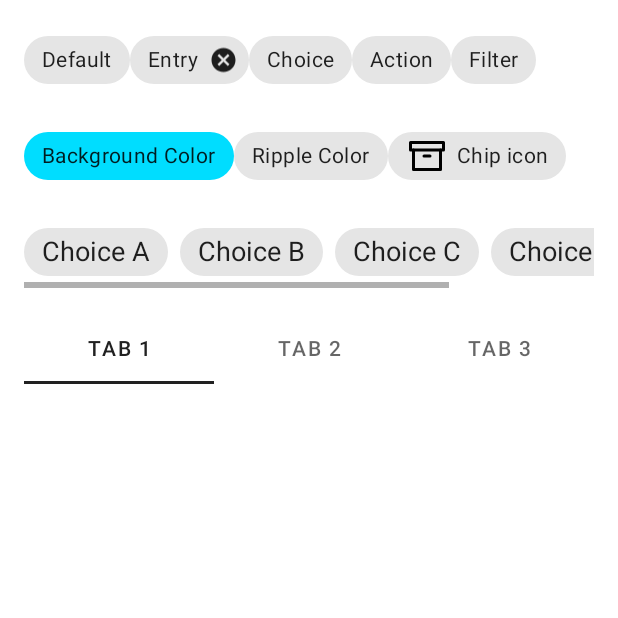
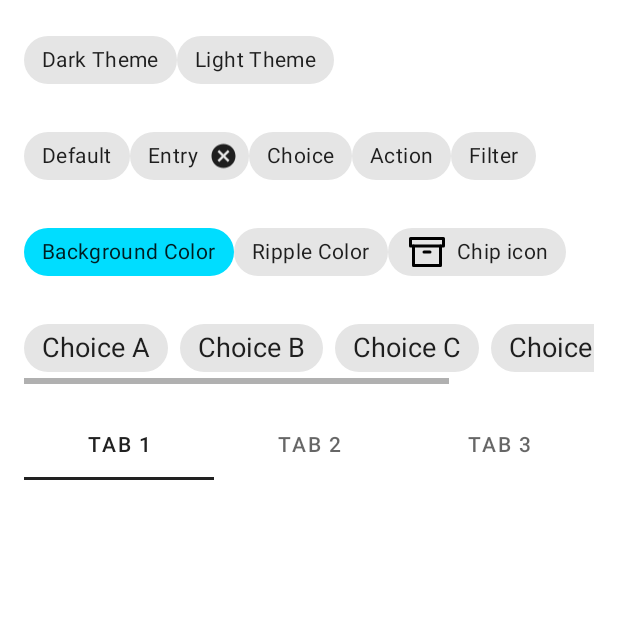
Before and after one commit to MMN95/AndroidMaterialDesign, an Android app: the screen it shows after launch (MainActivity), after a tap on "Настройки", on a phone screen of 412 x 824 dp, the top half of it. Run offline under Robolectric (Android 15) with nearby library versions, the phone set to English and light mode, and no system bars; libraries missing offline, so code that uses them is left out: coil.api.load; pictures from the network do not load; Roboto replaces fonts that are not available here; 1 statement that could not run was skipped.

Commit message:
-Учтены замечания ко 2-му уроку (добавлено изменение темы на светлую или темную)

```diff
--- a/app/src/main/AndroidManifest.xml
+++ b/app/src/main/AndroidManifest.xml
@@ -10,7 +10,7 @@
         android:label="@string/app_name"
         android:roundIcon="@mipmap/ic_launcher_round"
         android:supportsRtl="true"
-        android:theme="@style/Theme.AndroidMaterialDesign">
+        android:theme="@style/Theme.AndroidMaterialDesign.Dark">
         <activity android:name=".view.MainActivity">
             <intent-filter>
                 <action android:name="android.intent.action.MAIN" />
--- a/app/src/main/java/ru/mmn/androidmaterialdesign/view/MainActivity.kt
+++ b/app/src/main/java/ru/mmn/androidmaterialdesign/view/MainActivity.kt
@@ -2,13 +2,26 @@ package ru.mmn.androidmaterialdesign.view
 
 import androidx.appcompat.app.AppCompatActivity
 import android.os.Bundle
+import android.view.View
 import ru.mmn.androidmaterialdesign.R
+import ru.mmn.androidmaterialdesign.databinding.ActivityMainBinding
 import ru.mmn.androidmaterialdesign.view.picture.PODFragment
 
-class MainActivity : AppCompatActivity() {
+const val themeDark = 1
+const val themeLight = 2
+
+class MainActivity : AppCompatActivity(), View.OnClickListener {
+
+    private val KEY_SP = "sp"
+    private val KEY_CURRENT_THEME = "current_theme"
+
+    private lateinit var binding: ActivityMainBinding
+
     override fun onCreate(savedInstanceState: Bundle?) {
         super.onCreate(savedInstanceState)
-        setContentView(R.layout.activity_main)
+        setTheme(getRealStyle(getCurrentTheme()))
+        binding = ActivityMainBinding.inflate(layoutInflater)
+        setContentView(binding.root)
 
         if (savedInstanceState == null) {
             supportFragmentManager.beginTransaction()
@@ -16,4 +29,33 @@ class MainActivity : AppCompatActivity() {
                 .commit()
         }
     }
+
+    override fun onClick(v: View) {
+        when (v.id) {
+            R.id.darkThemeChip -> setCurrentTheme(themeDark)
+            R.id.lightThemeChip -> setCurrentTheme(themeLight)
+        }
+        recreate()
+    }
+
+    fun setCurrentTheme(currentTheme: Int) {
+        val sharedPreferences = getSharedPreferences(KEY_SP, MODE_PRIVATE)
+        val editor = sharedPreferences.edit()
+        editor.putInt(KEY_CURRENT_THEME, currentTheme)
+        editor.apply()
+    }
+
+    fun getCurrentTheme(): Int {
+        val sharedPreferences = getSharedPreferences(KEY_SP, MODE_PRIVATE)
+        return sharedPreferences.getInt(KEY_CURRENT_THEME, -1)
+    }
+
+    private fun getRealStyle(currentTheme: Int): Int {
+        return when (currentTheme) {
+            themeDark -> R.style.Theme_AndroidMaterialDesign_Dark
+            themeLight -> R.style.Theme_AndroidMaterialDesign_Light
+            else -> 0
+        }
+    }
+
 }
--- a/app/src/main/java/ru/mmn/androidmaterialdesign/view/picture/PODFragment.kt
+++ b/app/src/main/java/ru/mmn/androidmaterialdesign/view/picture/PODFragment.kt
@@ -5,14 +5,12 @@ import android.net.Uri
 import android.os.Bundle
 import android.view.*
 import android.widget.Toast
-import androidx.constraintlayout.widget.ConstraintLayout
 import androidx.core.content.ContextCompat
 import androidx.fragment.app.Fragment
 import androidx.lifecycle.Observer
 import androidx.lifecycle.ViewModelProvider
 import coil.api.load
 import com.google.android.material.bottomappbar.BottomAppBar
-import com.google.android.material.bottomsheet.BottomSheetBehavior
 import ru.mmn.androidmaterialdesign.R
 import ru.mmn.androidmaterialdesign.databinding.FragmentMainBinding
 import ru.mmn.androidmaterialdesign.view.MainActivity
@@ -21,8 +19,6 @@ import ru.mmn.androidmaterialdesign.viewmodel.PODData
 import ru.mmn.androidmaterialdesign.viewmodel.PODViewModel
 
 class PODFragment : Fragment() {
-
-    private lateinit var bottomSheetBehavior: BottomSheetBehavior<ConstraintLayout>
     private var _binding: FragmentMainBinding? = null
     private val binding: FragmentMainBinding
         get() {
--- a/app/src/main/java/ru/mmn/androidmaterialdesign/view/settings/SettingsFragment.kt
+++ b/app/src/main/java/ru/mmn/androidmaterialdesign/view/settings/SettingsFragment.kt
@@ -1,20 +1,34 @@
 package ru.mmn.androidmaterialdesign.view.settings
 
+import android.content.Context
 import android.os.Bundle
 import android.view.LayoutInflater
 import android.view.View
 import android.view.ViewGroup
 import android.widget.Toast
+import androidx.core.view.get
 import androidx.fragment.app.Fragment
 import com.google.android.material.chip.Chip
+import ru.mmn.androidmaterialdesign.R
 import ru.mmn.androidmaterialdesign.databinding.FragmentSettingsBinding
+import ru.mmn.androidmaterialdesign.view.MainActivity
+import ru.mmn.androidmaterialdesign.view.themeDark
+import ru.mmn.androidmaterialdesign.view.themeLight
 
-class SettingsFragment : Fragment() {
+class SettingsFragment : Fragment(), View.OnClickListener {
+
+    private lateinit var parentActivity: MainActivity
+
     private var _binding: FragmentSettingsBinding? = null
     private val binding: FragmentSettingsBinding
         get() {
             return _binding!!
         }
+
+    override fun onAttach(context: Context) {
+        super.onAttach(context)
+        parentActivity = requireActivity() as MainActivity
+    }
 
     override fun onCreateView(
         inflater: LayoutInflater,
@@ -41,5 +55,21 @@ class SettingsFragment : Fragment() {
                 Toast.makeText(context, "Выбран ${it.text}", Toast.LENGTH_SHORT).show()
             }
         }
+        binding.darkThemeChip.setOnClickListener(this)
+        binding.lightThemeChip.setOnClickListener(this)
+    }
+
+    override fun onClick(v: View) {
+        when (v.id) {
+            R.id.darkThemeChip -> {
+                parentActivity.setCurrentTheme(themeDark)
+                parentActivity.recreate()
+            }
+            R.id.lightThemeChip -> {
+                parentActivity.setCurrentTheme(themeLight)
+                parentActivity.recreate()
+            }
+        }
+
     }
 }
--- a/app/src/main/res/layout/fragment_main.xml
+++ b/app/src/main/res/layout/fragment_main.xml
@@ -57,7 +57,6 @@
         android:layout_width="match_parent"
         android:layout_height="wrap_content"
         android:layout_gravity="bottom"
-        app:backgroundTint="@color/colorPrimary"
         app:fabAlignmentMode="center"
         app:fabCradleMargin="@dimen/fabCradleMargin"
         app:fabCradleRoundedCornerRadius="@dimen/fabCradleRoundedCornerRadius"
--- a/app/src/main/res/layout/fragment_settings.xml
+++ b/app/src/main/res/layout/fragment_settings.xml
@@ -9,6 +9,32 @@
         android:layout_height="wrap_content"
         android:background="@color/white"
         android:orientation="vertical">
+
+        <LinearLayout
+            android:id="@+id/themeChangeLayout"
+            android:layout_width="wrap_content"
+            android:layout_height="wrap_content"
+            android:layout_marginStart="@dimen/startMarginRowContent"
+            android:layout_marginTop="@dimen/topMarginRowContent"
+            android:layout_marginEnd="@dimen/endMarginRowContent"
+            android:orientation="horizontal">
+
+            <com.google.android.material.chip.Chip
+                android:id="@+id/darkThemeChip"
+                style="@style/Widget.MaterialComponents.Chip.Action"
+                android:layout_width="wrap_content"
+                android:layout_height="wrap_content"
+                android:text="@string/darkThemeChipText" />
+
+            <com.google.android.material.chip.Chip
+                android:id="@+id/lightThemeChip"
+                style="@style/Widget.MaterialComponents.Chip.Action"
+                android:layout_width="wrap_content"
+                android:layout_height="wrap_content"
+                android:text="@string/lightThemeChipText" />
+
+
+        </LinearLayout>
 
         <LinearLayout
             android:id="@+id/differentChipsLayout"
@@ -147,6 +173,5 @@
                 android:layout_height="wrap_content"
                 android:text="@string/tabsTabThreeText" />
         </com.google.android.material.tabs.TabLayout>
-
     </LinearLayout>
 </ScrollView>
--- a/app/src/main/res/values/colors.xml
+++ b/app/src/main/res/values/colors.xml
@@ -9,16 +9,26 @@
     <color name="white">#FFFFFFFF</color>
     <color name="color_gray">#66000000</color>
 
+    <!-- Dark Theme -->
     <!-- Primary colors -->
-    <color name="colorPrimary">#212121</color>
-    <color name="colorPrimaryVariant">#484848</color>
-    <color name="colorOnPrimary">#cfd8dc</color>
+    <color name="colorPrimaryDark">#212121</color>
+    <color name="colorPrimaryVariantDark">#484848</color>
+    <color name="colorOnPrimaryDark">#cfd8dc</color>
 
     <!-- Secondary colors -->
-    <color name="colorSecondary">#9b0000</color>
-    <color name="colorSecondaryVariant">#d50000</color>
-    <color name="colorOnSecondary">#ffffff</color>
+    <color name="colorSecondaryDark">#9b0000</color>
+    <color name="colorSecondaryVariantDark">#d50000</color>
+    <color name="colorOnSecondaryDark">#ffffff</color>
 
-    <!-- Other colors -->
-    <color name="colorError">@color/colorSecondaryVariant</color>
+    <!--Light Theme -->
+    <!-- Primary colors -->
+    <color name="colorPrimaryLight">#75a478</color>
+    <color name="colorPrimaryVariantLight">#a5d6a7</color>
+    <color name="colorOnPrimaryLight">#d7ffd9</color>
+
+    <!-- Secondary colors -->
+    <color name="colorSecondaryLight">#cbc26d</color>
+    <color name="colorSecondaryVariantLight">#fff59d</color>
+    <color name="colorOnSecondaryLight">#ffffcf</color>
+
 </resources>
--- a/app/src/main/res/values/strings.xml
+++ b/app/src/main/res/values/strings.xml
@@ -24,4 +24,6 @@
     <string name="tabsTabOneText">Tab 1</string>
     <string name="tabsTabTwoText">Tab 2</string>
     <string name="tabsTabThreeText">Tab 3</string>
+    <string name="darkThemeChipText">Dark Theme</string>
+    <string name="lightThemeChipText">Light Theme</string>
 </resources>
--- a/app/src/main/res/values/styles.xml
+++ b/app/src/main/res/values/styles.xml
@@ -8,7 +8,7 @@
         <item name="boxCornerRadiusBottomStart">20dp</item>
         <item name="boxCornerRadiusBottomEnd">20dp</item>
         <item name="boxStrokeColor">@color/black</item>
-        <item name="boxStrokeErrorColor">@color/colorSecondaryVariant</item>
+        <item name="boxStrokeErrorColor">@color/colorSecondaryVariantDark</item>
         <item name="hintTextColor">@color/black</item>
         <item name="android:editTextColor">@color/white</item>
         <item name="endIconMode">custom</item>
@@ -28,6 +28,13 @@
     </style>
 
     <style name="CustomFAB" parent="Widget.MaterialComponents.FloatingActionButton">
-        <item name="tint">@color/black</item>
+    </style>
+
+    <style name="BottomAppBarDark" parent="Widget.MaterialComponents.BottomAppBar">
+        <item name="backgroundTint">@color/colorPrimaryDark</item>
+    </style>
+
+    <style name="BottomAppBarLight" parent="Widget.MaterialComponents.BottomAppBar">
+        <item name="backgroundTint">@color/colorPrimaryLight</item>
     </style>
 </resources>
--- a/app/src/main/res/values/themes.xml
+++ b/app/src/main/res/values/themes.xml
@@ -1,18 +1,34 @@
 <resources xmlns:tools="http://schemas.android.com/tools">
     <!-- Base application theme. -->
-    <style name="Theme.AndroidMaterialDesign" parent="Theme.MaterialComponents.Light.NoActionBar">
+    <style name="Theme.AndroidMaterialDesign.Dark" parent="Theme.MaterialComponents.DayNight.NoActionBar">
         <!-- Primary brand color. -->
-        <item name="colorPrimary">@color/colorPrimary</item>
-        <item name="colorPrimaryVariant">@color/colorPrimaryVariant</item>
-        <item name="colorOnPrimary">@color/colorOnPrimary</item>
+        <item name="colorPrimary">@color/colorPrimaryDark</item>
+        <item name="colorPrimaryVariant">@color/colorPrimaryVariantDark</item>
+        <item name="colorOnPrimary">@color/colorOnPrimaryDark</item>
         <!-- Secondary brand color. -->
-        <item name="colorSecondary">@color/colorSecondary</item>
-        <item name="colorSecondaryVariant">@color/colorSecondaryVariant</item>
-        <item name="colorOnSecondary">@color/colorOnSecondary</item>
+        <item name="colorSecondary">@color/colorSecondaryDark</item>
+        <item name="colorSecondaryVariant">@color/colorSecondaryVariantDark</item>
+        <item name="colorOnSecondary">@color/colorOnSecondaryDark</item>
         <!-- Status bar color. -->
         <item name="android:statusBarColor" tools:targetApi="l">?attr/colorPrimaryVariant</item>
         <!-- Customize your theme here. -->
         <item name="fontFamily">@font/roboto_medium</item>
         <item name="android:fontFamily">@font/roboto_medium</item>
+        <item name="bottomAppBarStyle">@style/BottomAppBarDark</item>
+    </style>
+
+    <style name="Theme.AndroidMaterialDesign.Light" parent="Theme.MaterialComponents.DayNight.NoActionBar">
+        <!-- Primary brand color. -->
+        <item name="colorPrimary">@color/colorPrimaryLight</item>
+        <item name="colorPrimaryVariant">@color/colorPrimaryVariantLight</item>
+        <item name="colorOnPrimary">@color/colorOnPrimaryLight</item>
+        <!-- Secondary brand color. -->
+        <item name="colorSecondary">@color/colorSecondaryLight</item>
+        <item name="colorSecondaryVariant">@color/colorSecondaryVariantLight</item>
+        <item name="colorOnSecondary">@color/colorOnSecondaryLight</item>
+        <!-- Status bar color. -->
+        <item name="android:statusBarColor" tools:targetApi="l">?attr/colorPrimaryVariant</item>
+
+        <item name="bottomAppBarStyle">@style/BottomAppBarLight</item>
     </style>
 </resources>
```
